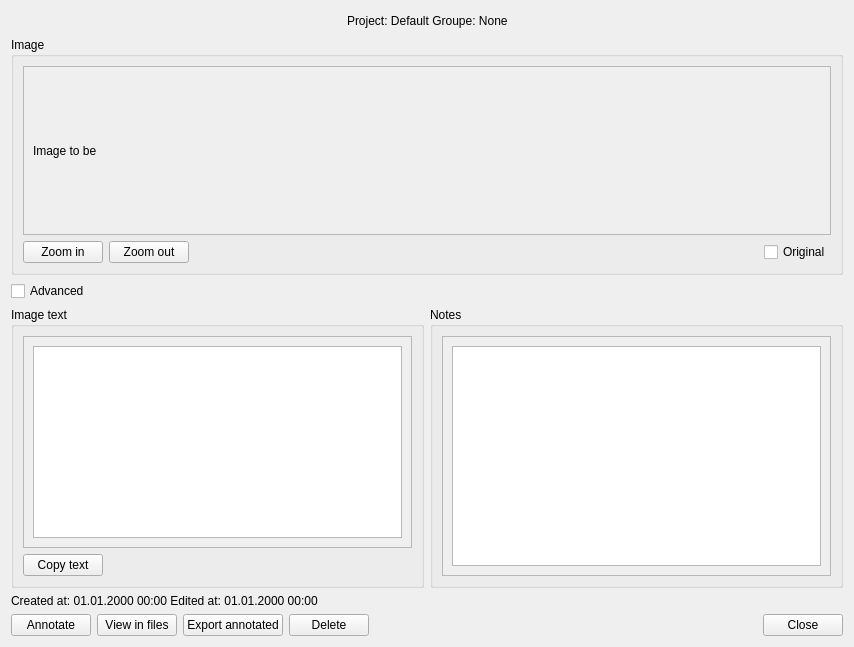
Above: InterfaceLayout/ScreenshotViewWindow.ui from epcak/yasuwo before the change. Below: the same form after it.
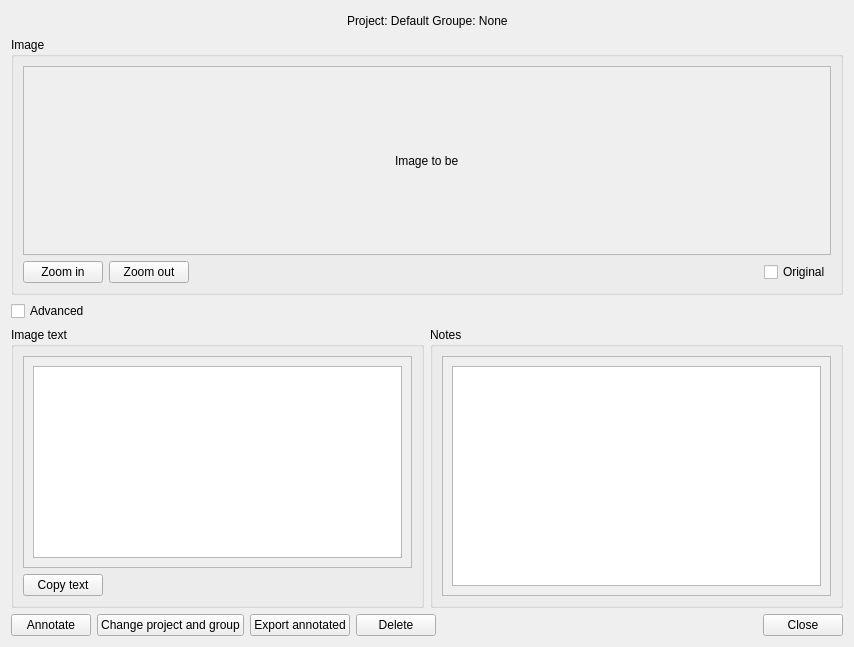
That is the form after the change. Icons and pictures are not drawn.

Patch:
```diff
--- a/InterfaceLayout/ScreenshotViewWindow.ui
+++ b/InterfaceLayout/ScreenshotViewWindow.ui
@@ -71,16 +71,46 @@
            <x>0</x>
            <y>0</y>
            <width>810</width>
-           <height>121</height>
+           <height>152</height>
           </rect>
          </property>
          <layout class="QVBoxLayout" name="verticalLayout_2">
           <item>
-           <widget class="QLabel" name="ScreenshotView_ImageLabel">
-            <property name="text">
-             <string>Image to be</string>
-            </property>
-           </widget>
+           <layout class="QHBoxLayout" name="horizontalLayout_3">
+            <item>
+             <spacer name="horizontalSpacer_7">
+              <property name="orientation">
+               <enum>Qt::Orientation::Horizontal</enum>
+              </property>
+              <property name="sizeHint" stdset="0">
+               <size>
+                <width>40</width>
+                <height>20</height>
+               </size>
+              </property>
+             </spacer>
+            </item>
+            <item>
+             <widget class="QLabel" name="ScreenshotView_ImageLabel">
+              <property name="text">
+               <string>Image to be</string>
+              </property>
+             </widget>
+            </item>
+            <item>
+             <spacer name="horizontalSpacer_8">
+              <property name="orientation">
+               <enum>Qt::Orientation::Horizontal</enum>
+              </property>
+              <property name="sizeHint" stdset="0">
+               <size>
+                <width>40</width>
+                <height>20</height>
+               </size>
+              </property>
+             </spacer>
+            </item>
+           </layout>
           </item>
          </layout>
         </widget>
@@ -158,7 +188,7 @@
     </layout>
    </item>
    <item>
-    <layout class="QHBoxLayout" name="horizontalLayout_3">
+    <layout class="QHBoxLayout" name="horizontalLayout_advance">
      <item>
       <layout class="QHBoxLayout" name="horizontalLayout_4">
        <item>
@@ -239,7 +269,7 @@
              <x>0</x>
              <y>0</y>
              <width>388</width>
-             <height>247</height>
+             <height>245</height>
             </rect>
            </property>
            <layout class="QVBoxLayout" name="verticalLayout_6">
@@ -256,15 +286,7 @@
     </layout>
    </item>
    <item>
-    <layout class="QHBoxLayout" name="horizontalLayout_7">
-     <item>
-      <widget class="QLabel" name="ScreenshotView_CreatedAtLabel">
-       <property name="text">
-        <string>Created at: 01.01.2000 00:00 Edited at: 01.01.2000 00:00</string>
-       </property>
-      </widget>
-     </item>
-    </layout>
+    <layout class="QHBoxLayout" name="horizontalLayout_7"/>
    </item>
    <item>
     <layout class="QHBoxLayout" name="horizontalLayout_2">
@@ -278,7 +300,7 @@
      <item>
       <widget class="QPushButton" name="ScreenshotView_InFilesButton">
        <property name="text">
-        <string>View in files</string>
+        <string>Change project and group</string>
        </property>
       </widget>
      </item>
```
Left out of the diff: 2 changed lines with no effect on the pictures.
